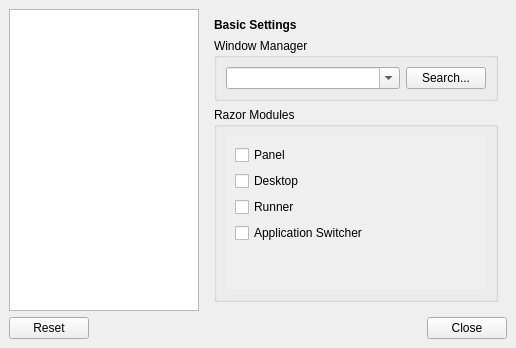
Above: config/sessionconfigwindow.ui from lxqt/lxqt-session before the change. Below: the same form after it.
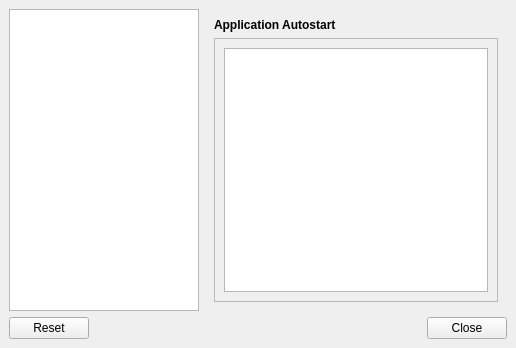
That is the form after the change. The open tabs and pages were chosen to show the change. Custom widgets are drawn as their Qt base class.

Commit message: Add settings page to view and toggle XDG autostart entries

```diff
--- a/config/sessionconfigwindow.ui
+++ b/config/sessionconfigwindow.ui
@@ -274,6 +274,49 @@
           </item>
          </layout>
         </widget>
+        <widget class="QWidget" name="xdgAutostartPage">
+         <layout class="QVBoxLayout" name="verticalLayout_2">
+          <item>
+           <widget class="QLabel" name="label_7">
+            <property name="font">
+             <font>
+              <weight>75</weight>
+              <bold>true</bold>
+             </font>
+            </property>
+            <property name="text">
+             <string>Application Autostart</string>
+            </property>
+           </widget>
+          </item>
+          <item>
+           <widget class="QScrollArea" name="scrollArea_3">
+            <property name="widgetResizable">
+             <bool>true</bool>
+            </property>
+            <widget class="QWidget" name="scrollAreaWidgetContents_3">
+             <property name="geometry">
+              <rect>
+               <x>0</x>
+               <y>0</y>
+               <width>314</width>
+               <height>248</height>
+              </rect>
+             </property>
+             <layout class="QGridLayout" name="gridLayout">
+              <item row="0" column="0">
+               <widget class="QTreeView" name="xdgAutoStartView">
+                <attribute name="headerVisible">
+                 <bool>false</bool>
+                </attribute>
+               </widget>
+              </item>
+             </layout>
+            </widget>
+           </widget>
+          </item>
+         </layout>
+        </widget>
         <widget class="QWidget" name="autostartPage">
          <layout class="QGridLayout" name="gridLayout_6">
           <item row="0" column="0">
```
The commit also changes 2 other files.
